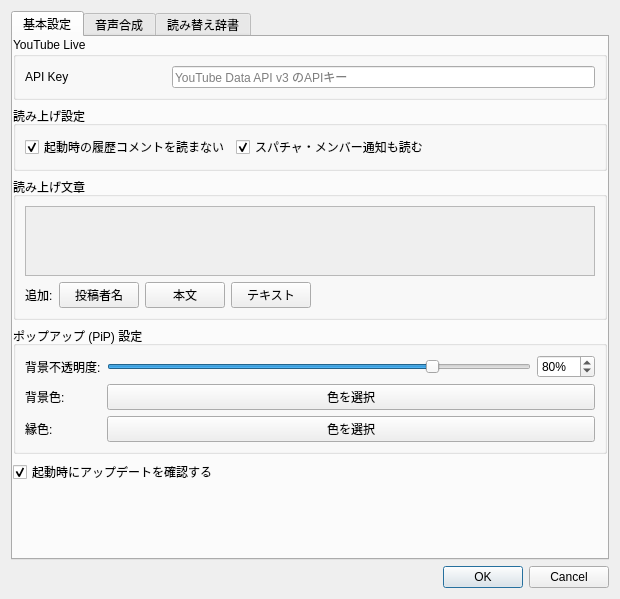
Old version of the form ui/settings_dialog.ui in the repository Ikumyon/LiveVoiceBridge.
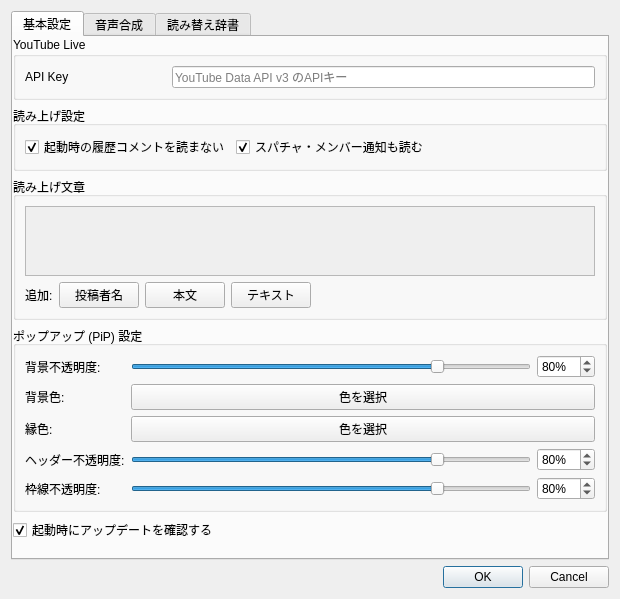
New version of the form.

Diff of the .ui file:
```diff
--- a/ui/settings_dialog.ui
+++ b/ui/settings_dialog.ui
@@ -274,6 +274,84 @@
             </property>
            </widget>
           </item>
+          <item row="3" column="0">
+           <widget class="QLabel" name="headerOpacityLabel">
+            <property name="text">
+             <string>ヘッダー不透明度:</string>
+            </property>
+           </widget>
+          </item>
+          <item row="3" column="1">
+           <widget class="QSlider" name="headerOpacitySlider">
+            <property name="minimum">
+             <number>10</number>
+            </property>
+            <property name="maximum">
+             <number>100</number>
+            </property>
+            <property name="value">
+             <number>80</number>
+            </property>
+            <property name="orientation">
+             <enum>Qt::Orientation::Horizontal</enum>
+            </property>
+           </widget>
+          </item>
+          <item row="3" column="2">
+           <widget class="QSpinBox" name="headerOpacitySpinBox">
+            <property name="suffix">
+             <string>%</string>
+            </property>
+            <property name="minimum">
+             <number>10</number>
+            </property>
+            <property name="maximum">
+             <number>100</number>
+            </property>
+            <property name="value">
+             <number>80</number>
+            </property>
+           </widget>
+          </item>
+          <item row="4" column="0">
+           <widget class="QLabel" name="borderOpacityLabel">
+            <property name="text">
+             <string>枠線不透明度:</string>
+            </property>
+           </widget>
+          </item>
+          <item row="4" column="1">
+           <widget class="QSlider" name="borderOpacitySlider">
+            <property name="minimum">
+             <number>10</number>
+            </property>
+            <property name="maximum">
+             <number>100</number>
+            </property>
+            <property name="value">
+             <number>80</number>
+            </property>
+            <property name="orientation">
+             <enum>Qt::Orientation::Horizontal</enum>
+            </property>
+           </widget>
+          </item>
+          <item row="4" column="2">
+           <widget class="QSpinBox" name="borderOpacitySpinBox">
+            <property name="suffix">
+             <string>%</string>
+            </property>
+            <property name="minimum">
+             <number>10</number>
+            </property>
+            <property name="maximum">
+             <number>100</number>
+            </property>
+            <property name="value">
+             <number>80</number>
+            </property>
+           </widget>
+          </item>
          </layout>
         </widget>
        </item>
```
